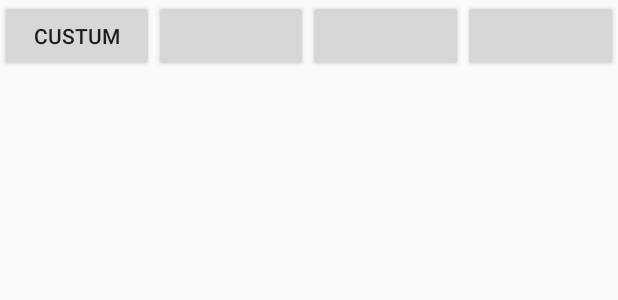
After one commit to innocentcheng/HuangShan, an Android app: the layout activity_l34_exception.xml on its own in the app's theme, with its tools: preview values and no code run, on a phone screen of 412 x 824 dp. The commit adds this screen. Shown: the top 300 px of the screen. Run offline under Robolectric (Android 15) with nearby library versions, the phone set to English and light mode, and no system bars; network calls fail.

Commit message:
asystask和异常

```diff
--- a/app/src/main/res/layout/activity_l32.xml
+++ b/app/src/main/res/layout/activity_l32.xml
@@ -13,7 +13,7 @@
         android:layout_width="match_parent"
         android:layout_height="wrap_content" />
     <Button
-        android:onClick="requestB"
+        android:onClick="requestC"
         android:text="搜索"
         style="@style/l30_btn_style2"
         android:layout_width="match_parent"
--- /dev/null
+++ b/app/src/main/res/layout/activity_l34_exception.xml
@@ -0,0 +1,27 @@
+<?xml version="1.0" encoding="utf-8"?>
+<LinearLayout xmlns:android="http://schemas.android.com/apk/res/android"
+    xmlns:app="http://schemas.android.com/apk/res-auto"
+    xmlns:tools="http://schemas.android.com/tools"
+    android:layout_width="match_parent"
+    android:layout_height="match_parent"
+    tools:context="com.along.zhuanhang.ui.l34ExceptionActivity">
+    <Button
+        android:onClick="catchCustom"
+        android:text="custum"
+        android:layout_weight="1"
+        android:layout_width="0dp"
+        android:layout_height="wrap_content" />
+    <Button
+        android:layout_weight="1"
+        android:layout_width="0dp"
+        android:layout_height="wrap_content" />
+    <Button
+        android:layout_weight="1"
+        android:layout_width="0dp"
+        android:layout_height="wrap_content" />
+    <Button
+        android:layout_weight="1"
+        android:layout_width="0dp"
+        android:layout_height="wrap_content" />
+
+</LinearLayout>
```
Also changed, not shown: app/src/main/AndroidManifest.xml (+5 -3 lines), app/src/main/java/com/along/zhuanhang/ui/CustumException.java (added, +8 -0 lines), app/src/main/java/com/along/zhuanhang/ui/l32Activity.java (+94 -10 lines), app/src/main/java/com/along/zhuanhang/ui/l34ExceptionActivity.java (added, +35 -0 lines).
